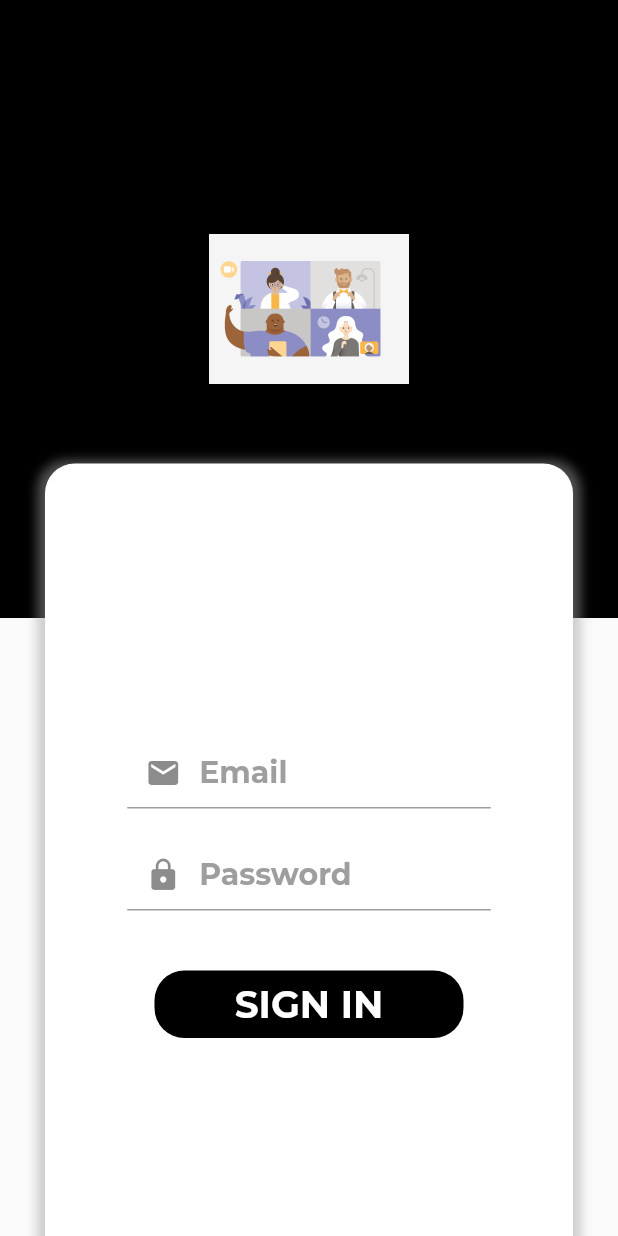
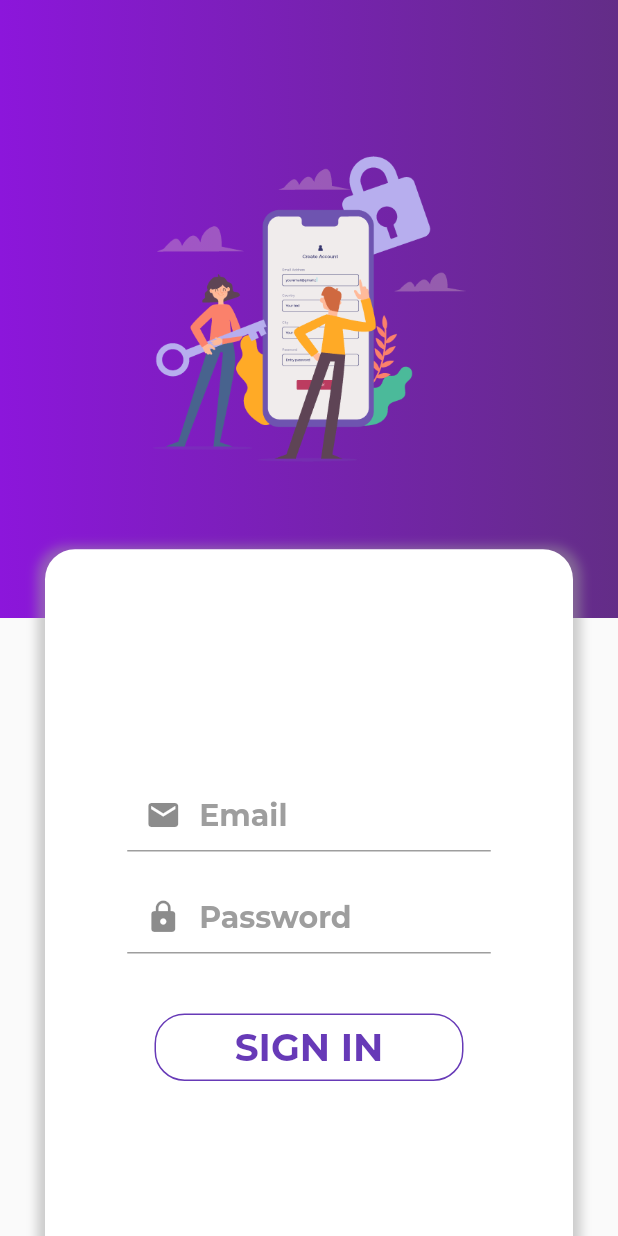
Before and after one commit to aashnadargan/MS-TEAMS-CLONE, a Flutter app: the NavigateAuthScreen screen opened directly, after a tap on "SIGN IN", on a phone screen of 412 x 824 dp. Run offline on Flutter 3.47's test engine with Material 2 defaults, Android fonts, the phone set to English and light mode, and no system bars; our stand-ins replace cloud_firestore, firebase_auth, firebase_core, flutter_custom_clippers, google_fonts, introduction_screen and 1 more; missing offline and left inert: jitsi_meet; accounts and stored records are empty; network calls fail.

Commit message:
fixed null safety

```diff
--- a/lib/authenticat/loginscreen.dart
+++ b/lib/authenticat/loginscreen.dart
@@ -1,7 +1,5 @@
 import 'package:firebase_auth/firebase_auth.dart';
 import 'package:flutter/material.dart';
-// ignore: import_of_legacy_library_into_null_safe
-import 'package:flutter_gradient_colors/flutter_gradient_colors.dart';
 import 'package:teams_clone/variables.dart';
 
 class LoginScreen extends StatefulWidget {
@@ -22,12 +20,12 @@ class _LoginScreenState extends State<LoginScreen> {
             width: MediaQuery.of(context).size.width,
             height: MediaQuery.of(context).size.height/2,
             decoration: BoxDecoration(
-              gradient: LinearGradient(colors: GradientColors.blue )
+              gradient: LinearGradient(colors: [Color.fromRGBO(140, 22, 219, 1), Color.fromRGBO(99, 45, 135, 1)] ),
             ),
             child: Center(
               child: Image.asset(
                 'images/logo.png',
-                height:100
+                height:300
                 ),
               ) ,
           ),
@@ -35,7 +33,7 @@ class _LoginScreenState extends State<LoginScreen> {
             alignment: Alignment.bottomCenter,
             child: Container(
               width: MediaQuery.of(context).size.width,
-              height: MediaQuery.of(context).size.height/1.6,
+              height: MediaQuery.of(context).size.height/1.8,
               margin: EdgeInsets.only(left: 30,right: 30),
               decoration: BoxDecoration(
                 boxShadow: [
@@ -112,15 +110,15 @@ class _LoginScreenState extends State<LoginScreen> {
                       width: MediaQuery.of(context).size.width /2,
                       height: 45,
                       decoration: BoxDecoration(
-                       gradient: LinearGradient(
-                         colors: GradientColors.beautifulGreen,
-                          ),
-                          borderRadius: BorderRadius.circular(20)
+                        border: Border.all(color: Colors.deepPurple),
+                          borderRadius: BorderRadius.circular(20),
+
+
                       ),
                       child:Center(
                         child: Text(
                           "SIGN IN",
-                          style: mystyle(25,Colors.white),
+                          style: mystyle(25,Colors.deepPurple),
                         ),
                       ) ,
                     ),
--- a/lib/authenticat/navigationauthscreen.dart
+++ b/lib/authenticat/navigationauthscreen.dart
@@ -1,6 +1,4 @@
 import 'package:flutter/material.dart';
-// ignore: import_of_legacy_library_into_null_safe
-import 'package:flutter_gradient_colors/flutter_gradient_colors.dart';
 import 'package:teams_clone/authenticat/loginscreen.dart';
 import 'package:teams_clone/authenticat/registerscreen.dart';
 import 'package:teams_clone/variables.dart';
@@ -23,16 +21,17 @@ class _NavigateAuthScreenState extends State<NavigateAuthScreen> {
             width: MediaQuery.of(context).size.width,
             height: MediaQuery.of(context).size.height / 2,
             decoration: BoxDecoration(
-                gradient: LinearGradient(colors: GradientColors.blue)),
+                gradient: LinearGradient(
+                  colors: [Color.fromRGBO(140, 22, 219, 1), Color.fromRGBO(99, 45, 135, 1)])),
             child: Center(
-              child: Image.asset('images/logo.png', height: 100),
+              child: Image.asset('images/logo.png', height: 300),
             ),
           ),
           Align(
               alignment: Alignment.bottomCenter,
               child: Container(
                 width: MediaQuery.of(context).size.width,
-                height: MediaQuery.of(context).size.height / 1.6,
+                height: MediaQuery.of(context).size.height / 1.8,
                 margin: EdgeInsets.only(left: 30, right: 30),
                 decoration: BoxDecoration(
                     boxShadow: [
@@ -60,7 +59,7 @@ class _NavigateAuthScreenState extends State<NavigateAuthScreen> {
                         height: 60,
                         decoration: BoxDecoration(
                             gradient: LinearGradient(
-                              colors: GradientColors.beautifulGreen,
+                              colors: [Color.fromRGBO(140, 22, 219, 1), Color.fromRGBO(99, 45, 135, 1)]
                             ),
                             borderRadius: BorderRadius.circular(20)),
                         child: Center(
@@ -83,14 +82,13 @@ class _NavigateAuthScreenState extends State<NavigateAuthScreen> {
                         width: MediaQuery.of(context).size.width / 2,
                         height: 60,
                         decoration: BoxDecoration(
-                            gradient: LinearGradient(
-                              colors: GradientColors.pink,
+                            borderRadius: BorderRadius.circular(20),
+                            border: Border.all(color: Colors.deepPurple)
                             ),
-                            borderRadius: BorderRadius.circular(20)),
                         child: Center(
                           child: Text(
                             "SIGN UP",
-                            style: mystyle(30, Colors.white),
+                            style: mystyle(30, Colors.deepPurple),
                           ),
                         ),
                       ),
--- a/lib/screens/videoconferencescreen.dart
+++ b/lib/screens/videoconferencescreen.dart
@@ -20,7 +20,7 @@ with SingleTickerProviderStateMixin {
   buildtab( String name){
     return Container(
       width: 150,
-      height: 50,
+      height: 60,
       child: Card(
         child: Center(
           child: Text( name, style: mystyle(15,Colors.black, FontWeight.w700),) ,
@@ -36,13 +36,14 @@ with SingleTickerProviderStateMixin {
     return Scaffold(
       appBar: AppBar(
         centerTitle: true,
-        backgroundColor: Colors.lightBlue,
+        backgroundColor: Colors.purple[400],
         title: Text(
           "Teams",
            style: mystyle(20,Colors.white, FontWeight.w700),
         ),
         bottom : TabBar(
           controller: tabController,
+
           tabs: [
             buildtab("Join Meeting"),
             buildtab("Create Meeting")
--- a/lib/videoconference/createmeeting.dart
+++ b/lib/videoconference/createmeeting.dart
@@ -1,6 +1,4 @@
 import 'package:flutter/material.dart';
-// ignore: import_of_legacy_library_into_null_safe
-import 'package:flutter_gradient_colors/flutter_gradient_colors.dart';
 import 'package:teams_clone/variables.dart';
 import 'package:uuid/uuid.dart';
 class CreateMeeting extends StatefulWidget {
@@ -55,7 +53,7 @@ class _CreateMeetingState extends State<CreateMeeting> {
           height: 50,
           decoration: BoxDecoration(
             gradient: LinearGradient(
-              colors: GradientColors.facebookMessenger
+              colors:  [Color.fromRGBO( 245, 64, 51,1), Color.fromRGBO(214, 58, 47, 1)]
             )
           ),
           child: Center(
--- a/lib/videoconference/joinmeeting.dart
+++ b/lib/videoconference/joinmeeting.dart
@@ -3,8 +3,6 @@ import 'dart:io';
 import 'package:cloud_firestore/cloud_firestore.dart';
 import 'package:firebase_auth/firebase_auth.dart';
 import 'package:flutter/material.dart';
-// ignore: import_of_legacy_library_into_null_safe
-import 'package:flutter_gradient_colors/flutter_gradient_colors.dart';
 import 'package:jitsi_meet/feature_flag/feature_flag.dart';
 import 'package:jitsi_meet/feature_flag/feature_flag_enum.dart';
 import 'package:jitsi_meet/jitsi_meet.dart';
@@ -142,7 +140,7 @@ class _JoinMeetingState extends State<JoinMeeting> {
           height: 64,
           decoration: BoxDecoration(
             gradient: LinearGradient(
-              colors: GradientColors.facebookMessenger
+              colors:  [Color.fromRGBO( 245, 64, 51,1), Color.fromRGBO(214, 58, 47, 1)]
             )
           ),
           child: Center(
```
Also changed, not shown: lib/authenticat/registerscreen.dart (+4 -7 lines), lib/screens/profilescreen.dart (+6 -8 lines), images/log.png (added), images/logo.png.
